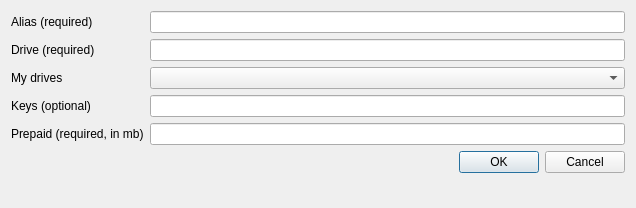
Above: UserApp/adddownloadchanneldialog.ui from proximax-storage/cpp-xpx-storage-user-app before the change. Below: the same form after it.
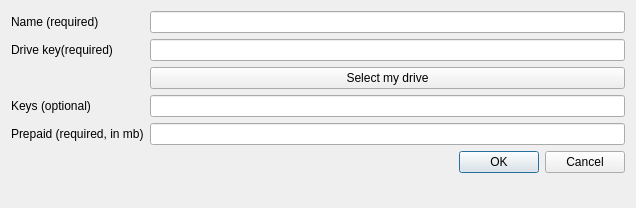
That is the form after the change.

Commit message: fixes (pastboard,zero-hash,add existing drives,...)

Patch:
```diff
--- a/UserApp/adddownloadchanneldialog.ui
+++ b/UserApp/adddownloadchanneldialog.ui
@@ -24,13 +24,30 @@
      </property>
      <item>
       <layout class="QFormLayout" name="formLayout">
+       <item row="0" column="0">
+        <widget class="QLabel" name="label_2">
+         <property name="text">
+          <string>Name (required)</string>
+         </property>
+        </widget>
+       </item>
+       <item row="0" column="1">
+        <widget class="QLineEdit" name="name"/>
+       </item>
+       <item row="1" column="0">
+        <widget class="QLabel" name="label">
+         <property name="text">
+          <string>Drive key(required)</string>
+         </property>
+        </widget>
+       </item>
+       <item row="1" column="1">
+        <widget class="QLineEdit" name="driveKey"/>
+       </item>
        <item row="2" column="1">
-        <widget class="QComboBox" name="myDrives">
-         <property name="sizePolicy">
-          <sizepolicy hsizetype="Expanding" vsizetype="Fixed">
-           <horstretch>0</horstretch>
-           <verstretch>0</verstretch>
-          </sizepolicy>
+        <widget class="QPushButton" name="pushButton">
+         <property name="text">
+          <string>Select my drive</string>
          </property>
         </widget>
        </item>
@@ -61,33 +78,6 @@
          </property>
         </widget>
        </item>
-       <item row="1" column="0">
-        <widget class="QLabel" name="label">
-         <property name="text">
-          <string>Drive (required)</string>
-         </property>
-        </widget>
-       </item>
-       <item row="1" column="1">
-        <widget class="QLineEdit" name="drive"/>
-       </item>
-       <item row="0" column="1">
-        <widget class="QLineEdit" name="alias"/>
-       </item>
-       <item row="0" column="0">
-        <widget class="QLabel" name="label_2">
-         <property name="text">
-          <string>Alias (required)</string>
-         </property>
-        </widget>
-       </item>
-       <item row="2" column="0">
-        <widget class="QLabel" name="label_3">
-         <property name="text">
-          <string>My drives</string>
-         </property>
-        </widget>
-       </item>
       </layout>
      </item>
     </layout>
```
The commit also changes 10 other files.
